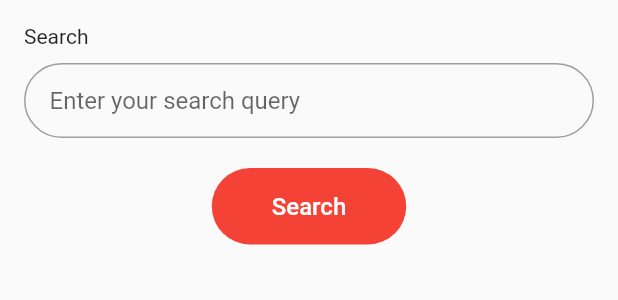
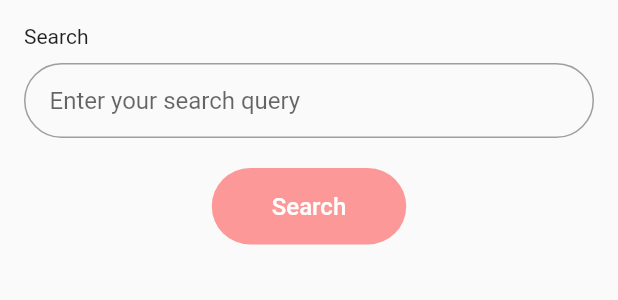
Before and after one commit to umuieme/FlutterKathFest, a Flutter app: the SearchScreen widget shown alone on an empty page, opened directly, on a phone screen of 412 x 824 dp. Shown: the top 300 px of the screen. Run offline on Flutter 3.47's test engine with Material 2 defaults, Android fonts, the phone set to English and light mode, and no system bars.

Commit message:
* [x] search button disable for empty text

```diff
--- a/lib/screen/SearchScreen.dart
+++ b/lib/screen/SearchScreen.dart
@@ -7,11 +7,9 @@ class SearchScreen extends StatefulWidget {
 }
 
 class _SearchScreenState extends State<SearchScreen> {
-  TextEditingController controller;
+  String searchText = "";
 
-  _SearchScreenState() {
-//    controller = TextEditingController("asd");
-  }
+  _SearchScreenState() {}
 
   @override
   Widget build(BuildContext context) {
@@ -33,16 +31,24 @@ class _SearchScreenState extends State<SearchScreen> {
                 borderRadius: BorderRadius.all(Radius.circular(25))),
             child: TextField(
               cursorColor: Colors.red,
+              onChanged: this.onTextChange,
               decoration: InputDecoration(
                   border: InputBorder.none,
                   hintText: "Enter your search query"),
             ),
           ),
           // search button
-          AppButton("Search", this.onSearchPressed),
+          AppButton("Search", searchText.isEmpty ? null : this.onSearchPressed),
         ],
       ),
     );
+  }
+
+  onTextChange(String text) {
+    print("onTextChange called $text");
+    this.setState(() {
+      searchText = text;
+    });
   }
 
   onSearchPressed() {
--- a/lib/widgets/AppButton.dart
+++ b/lib/widgets/AppButton.dart
@@ -10,13 +10,16 @@ class AppButton extends StatelessWidget {
   Widget build(BuildContext context) {
     return Center(
       child: FlatButton(
+        disabledColor: Color(0x99FF5757),
+        disabledTextColor: Color(0xaaeeeeee),
+        textColor: Color(0xffffffff),
         onPressed: this.onPress,
         padding: EdgeInsets.symmetric(vertical: 16, horizontal: 40),
         child: Text(
           title,
-          style: TextStyle(color: Colors.white, fontSize: 16),
+          style: TextStyle(fontSize: 16),
         ),
-        color: Colors.red,
+        color: Color(0xFFFF5757),
         shape: RoundedRectangleBorder(borderRadius: BorderRadius.circular(40)),
       ),
     );
```
